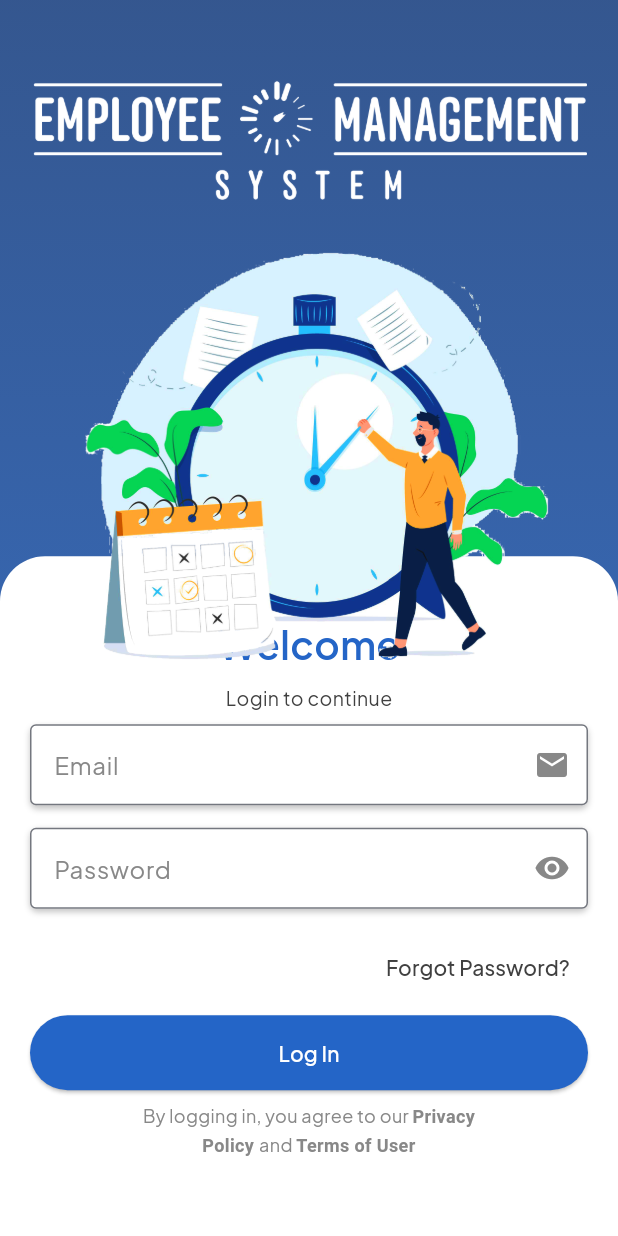
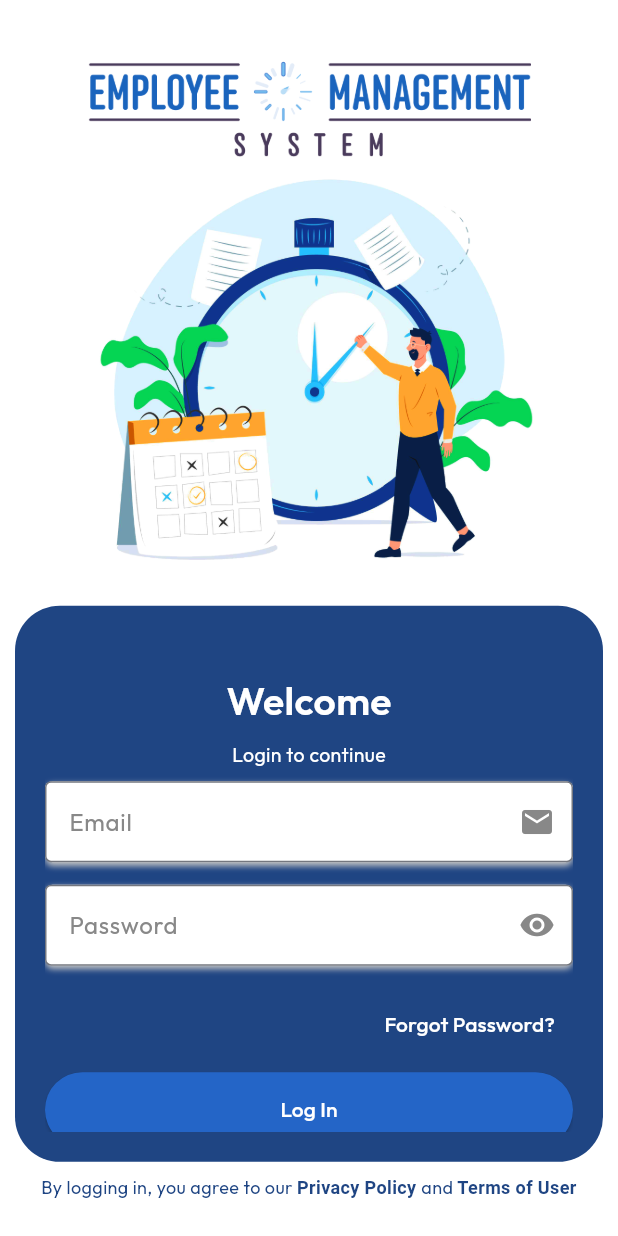
Before and after one commit to NekoIchigo/ems_v4, a Flutter app: the screen it shows after launch, on a phone screen of 412 x 824 dp. Run offline on Flutter 3.47's test engine with Material 3 defaults, Android fonts, the phone set to English and light mode, and no system bars; our stand-ins replace animated_notch_bottom_bar, calendar_date_picker2, get, google_fonts, loading_animation_widget, lottie and 2 more; missing offline and left inert: flutter_device_type; network calls fail; statements that could not run were skipped; project files that could hold a hidden picture were left out.

Commit message:
update login page

```diff
--- a/lib/global/api.dart
+++ b/lib/global/api.dart
@@ -8,8 +8,8 @@ import 'package:http/retry.dart';
 import 'package:shared_preferences/shared_preferences.dart';
 
 class ApiCall {
-  // final String _baseUrl = 'http://10.10.10.74:8000/api';
-  final String _baseUrl = "https://stg-ems.globalland.com.ph/api";
+  final String _baseUrl = 'http://172.10.1.184:8000/api';
+  // final String _baseUrl = "https://stg-ems.globalland.com.ph/api";
   final Duration _timeOutDuration = const Duration(seconds: 30);
   final client = RetryClient(http.Client());
 
--- a/lib/main.dart
+++ b/lib/main.dart
@@ -6,6 +6,9 @@ import 'package:ems_v4/global/services/auth_service.dart';
 import 'package:ems_v4/global/services/settings.dart';
 import 'package:ems_v4/views/layout/private/home/home.dart';
 import 'package:ems_v4/views/layout/private/main_navigation.dart';
+import 'package:ems_v4/views/layout/private/profile/profile.dart';
+import 'package:ems_v4/views/layout/private/time_entries/time_entries.dart';
+import 'package:ems_v4/views/layout/private/transactions/transactions.dart';
 import 'package:ems_v4/views/layout/public/login.dart';
 import 'package:flutter/material.dart';
 import 'package:get/get.dart';
@@ -30,7 +33,7 @@ class MyApp extends StatelessWidget {
     return GetMaterialApp(
       title: 'Flutter Demo',
       theme: ThemeData(
-        textTheme: GoogleFonts.plusJakartaSansTextTheme(),
+        textTheme: GoogleFonts.outfitTextTheme(),
         colorScheme: ColorScheme.fromSeed(
           seedColor: bgPrimaryBlue,
         ),
@@ -48,40 +51,22 @@ class MyApp extends StatelessWidget {
               name: '/home',
               page: () => const Home(),
               middlewares: [AuthGuard()],
-              // children: [
-              //   GetPage(
-              //     name: '/home/in_out',
-              //     page: () => const InOutPage(),
-              //   ),
-              //   GetPage(
-              //     name: '/home/info',
-              //     page: () => const HomeInfoPage(),
-              //   ),
-              //   GetPage(
-              //     name: '/home/result',
-              //     page: () => const HomeResultPage(),
-              //   ),
-              //   GetPage(
-              //     name: '/home/health_declaration',
-              //     page: () => const HealthDeclaration(),
-              //   ),
-              // ],
             ),
-            // GetPage(
-            //   name: '/time_entries',
-            //   page: () => const TimeEntries(),
-            //   middlewares: [AuthGuard()],
-            // ),
-            // GetPage(
-            //   name: '/transactions',
-            //   page: () => const Transactions(),
-            //   middlewares: [AuthGuard()],
-            // ),
-            // GetPage(
-            //   name: '/profile',
-            //   page: () => const Profile(),
-            //   middlewares: [AuthGuard()],
-            // ),
+            GetPage(
+              name: '/time_entries',
+              page: () => const TimeEntries(),
+              middlewares: [AuthGuard()],
+            ),
+            GetPage(
+              name: '/transactions',
+              page: () => const Transactions(),
+              middlewares: [AuthGuard()],
+            ),
+            GetPage(
+              name: '/profile',
+              page: () => const Profile(),
+              middlewares: [AuthGuard()],
+            ),
           ],
         ),
       ],
--- a/lib/views/layout/public/login.dart
+++ b/lib/views/layout/public/login.dart
@@ -38,33 +38,26 @@ class _LoginState extends State<Login> {
           height: Get.height,
           width: Get.width,
           child: Container(
-            decoration: BoxDecoration(
-              // color: bgPrimaryBlue,
-              gradient: LinearGradient(
-                begin: Alignment.topCenter,
-                end: Alignment.bottomCenter,
-                colors: [
-                  bgPrimaryBlue.withOpacity(0.9),
-                  bgSecondaryBlue.withOpacity(0.9),
-                ],
+            color: Colors.white,
+            child: Column(
+              children: [
+                SizedBox(
+                  height: Get.height * 0.13,
+                  child: Padding(
+                    padding: const EdgeInsets.only(top: 20.0),
+                    child: Image.asset(
+                      'assets/images/EMS_logo_Blue.png',
+                      width: Get.width,
                     ),
                   ),
-            child: Column(
-              children: [
-                Expanded(
-                  flex: 2,
-                  child: Image.asset(
-                    'assets/images/EMS_logo.png',
-                    width: Get.width * .9,
                 ),
-                ),
-                Expanded(
-                  flex: 8,
+                SizedBox(
+                  height: Get.height * 0.82,
                   child: SingleChildScrollView(
                     physics: const BouncingScrollPhysics(),
                     child: SizedBox(
                       width: Get.width,
-                      height: Get.height * 0.80,
+                      height: Get.height * 0.81,
                       child: Stack(
                         alignment: Alignment.topCenter,
                         children: [
@@ -72,24 +65,25 @@ class _LoginState extends State<Login> {
                             bottom: 0,
                             left: 0,
                             right: 0,
-                            height: Get.height * .55,
+                            height: Get.height * .45,
                             child: Container(
+                              margin:
+                                  const EdgeInsets.symmetric(horizontal: 10),
                               padding: const EdgeInsets.all(20),
                               decoration: const BoxDecoration(
-                                color: Colors.white,
-                                borderRadius: BorderRadius.vertical(
-                                  top: Radius.circular(30.0),
-                                ),
+                                color: bgPrimaryBlue,
+                                borderRadius:
+                                    BorderRadius.all(Radius.circular(30.0)),
                               ),
                               child: Column(
                                 children: [
-                                  const SizedBox(height: 20),
+                                  const SizedBox(height: 25),
                                   const Text(
                                     'Welcome',
                                     style: TextStyle(
                                         fontSize: 26,
                                         fontWeight: FontWeight.w600,
-                                        color: primaryBlue),
+                                        color: Colors.white),
                                   ),
                                   Expanded(
                                     child: SingleChildScrollView(
@@ -102,7 +96,7 @@ class _LoginState extends State<Login> {
                                               'Login to continue',
                                               style: TextStyle(
                                                 fontSize: 13,
-                                                color: darkGray,
+                                                color: Colors.white,
                                               ),
                                             ),
                                           ),
@@ -127,7 +121,7 @@ class _LoginState extends State<Login> {
                                                   child: const Text(
                                                     'Forgot Password?',
                                                     style: TextStyle(
-                                                      color: darkGray,
+                                                      color: Colors.white,
                                                     ),
                                                   )),
                                             ],
@@ -152,28 +146,42 @@ class _LoginState extends State<Login> {
                                               size: Size(Get.width, 50),
                                             ),
                                           ),
+                                        ],
+                                      ),
+                                    ),
+                                  ),
+                                ],
+                              ),
+                            ),
+                          ),
+                          Positioned(
+                            top: -10,
+                            child: Image.asset(
+                              'assets/images/EMS1.png',
+                              width: Get.width * .75,
+                            ),
+                          ),
+                        ],
+                      ),
+                    ),
+                  ),
+                ),
                 Container(
-                                            width: Get.width * .55,
-                                            alignment: Alignment.center,
                   child: Text.rich(
                     textAlign: TextAlign.center,
                     style: const TextStyle(
-                                                color: gray,
+                      color: bgPrimaryBlue,
                       height: 1.5,
                       fontSize: 12,
                     ),
                     TextSpan(children: [
                       const TextSpan(
-                                                  text:
-                                                      'By logging in, you agree to our ',
+                        text: 'By logging in, you agree to our ',
                       ),
                       TextSpan(
                         text: 'Privacy Policy ',
-                                                  style: const TextStyle(
-                                                      fontWeight:
-                                                          FontWeight.bold),
-                                                  recognizer:
-                                                      TapGestureRecognizer()
+                        style: const TextStyle(fontWeight: FontWeight.bold),
+                        recognizer: TapGestureRecognizer()
                           ..onTap = () {
                             _launchInBrowser(
                                 'https://happyhousekeepers.com.ph/privacy-policy');
@@ -184,11 +192,8 @@ class _LoginState extends State<Login> {
                       ),
                       TextSpan(
                         text: 'Terms of User',
-                                                  style: const TextStyle(
-                                                      fontWeight:
-                                                          FontWeight.bold),
-                                                  recognizer:
-                                                      TapGestureRecognizer()
+                        style: const TextStyle(fontWeight: FontWeight.bold),
+                        recognizer: TapGestureRecognizer()
                           ..onTap = () {
                             _launchInBrowser(
                                 'https://happyhousekeepers.com.ph/privacy-policy');
@@ -201,26 +206,6 @@ class _LoginState extends State<Login> {
             ),
           ),
         ),
-                                ],
-                              ),
-                            ),
-                          ),
-                          Positioned(
-                            top: -20,
-                            child: Image.asset(
-                              'assets/images/EMS1.png',
-                              width: Get.width * .8,
-                            ),
-                          ),
-                        ],
-                      ),
-                    ),
-                  ),
-                ),
-              ],
-            ),
-          ),
-        ),
       ),
     );
   }
--- /dev/null
+++ b/lib/views/widgets/inputs/underline_input.dart
@@ -0,0 +1,24 @@
+import 'package:flutter/material.dart';
+
+class UnderlineInput extends StatefulWidget {
+  final String label;
+  final bool isPassword;
+  final IconData icon;
+  final TextEditingController textController;
+  const UnderlineInput(
+      {super.key,
+      required this.label,
+      required this.isPassword,
+      required this.icon,
+      required this.textController});
+
+  @override
+  State<UnderlineInput> createState() => _UnderlineInputState();
+}
+
+class _UnderlineInputState extends State<UnderlineInput> {
+  @override
+  Widget build(BuildContext context) {
+    return const Placeholder();
+  }
+}
```
Also changed, not shown: assets/images/EMS_logo_Blue.png. Lines whose indentation alone changed are shown as unchanged.
